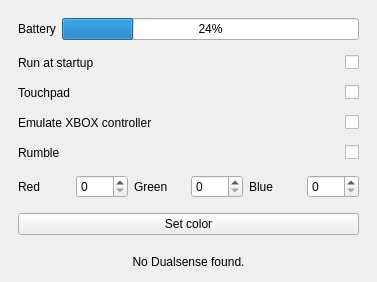
Old version of the form design.ui in the repository Odizinne/makeSense.
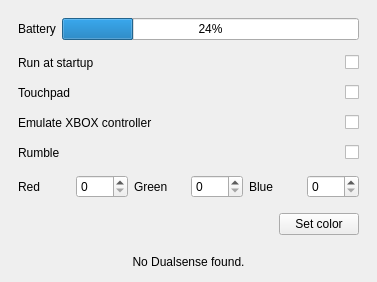
New version of the form.

```diff
--- a/design.ui
+++ b/design.ui
@@ -128,13 +128,26 @@
     <item row="8" column="0">
      <widget class="QFrame" name="gridFrame">
       <layout class="QGridLayout" name="applyFrame">
-       <item row="0" column="0">
+       <item row="0" column="1">
         <widget class="QPushButton" name="applyButton">
          <property name="text">
           <string>Set color</string>
          </property>
         </widget>
        </item>
+       <item row="0" column="0">
+        <spacer name="horizontalSpacer">
+         <property name="orientation">
+          <enum>Qt::Orientation::Horizontal</enum>
+         </property>
+         <property name="sizeHint" stdset="0">
+          <size>
+           <width>40</width>
+           <height>20</height>
+          </size>
+         </property>
+        </spacer>
+       </item>
       </layout>
      </widget>
     </item>
```
